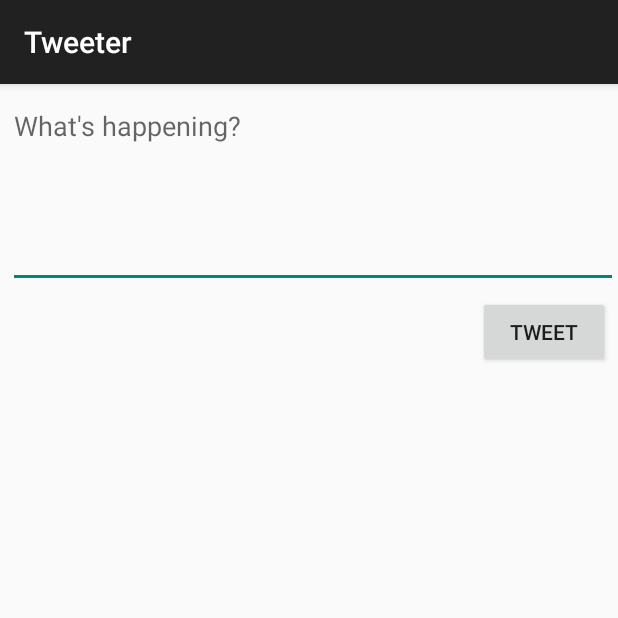
After one commit to debbievo/tweeter-android, an Android app: the ComposeActivity screen opened directly, with no data from a screen before it, on a phone screen of 412 x 824 dp, the top half of it. The commit adds this screen. Run offline under Robolectric (Android 15) with nearby library versions, the phone set to English and light mode, and no system bars; our stand-ins replace Room's generated code; libraries missing offline, so code that uses them is left out: com.codepath.asynchttpclient, com.facebook.stetho, org.parceler; 1 statement that could not run was skipped.

Commit message:
Can compose and post tweets now

```diff
--- a/app/build.gradle
+++ b/app/build.gradle
@@ -51,4 +51,6 @@ dependencies {
     implementation 'com.facebook.stetho:stetho:1.5.1'
     implementation 'androidx.recyclerview:recyclerview:1.0.0'
     implementation 'androidx.swiperefreshlayout:swiperefreshlayout:1.0.0'
+    implementation 'org.parceler:parceler-api:1.1.12'
+    annotationProcessor 'org.parceler:parceler:1.1.12'
 }
--- a/app/src/main/AndroidManifest.xml
+++ b/app/src/main/AndroidManifest.xml
@@ -13,7 +13,8 @@
         android:icon="@drawable/ic_launcher"
         android:label="@string/app_name"
         android:theme="@style/AppTheme">
-        <activity android:name=".TimelineActivity"></activity>
+        <activity android:name=".ComposeActivity"></activity>
+        <activity android:name=".TimelineActivity" />
         <activity
             android:name=".LoginActivity"
             android:label="@string/app_name"
--- /dev/null
+++ b/app/src/main/java/com/codepath/apps/restclienttemplate/ComposeActivity.java
@@ -0,0 +1,84 @@
+package com.codepath.apps.restclienttemplate;
+
+import android.content.Intent;
+import android.os.Bundle;
+import android.util.Log;
+import android.view.View;
+import android.widget.Button;
+import android.widget.EditText;
+import android.widget.Toast;
+
+import androidx.appcompat.app.AppCompatActivity;
+
+import com.codepath.apps.restclienttemplate.models.Tweet;
+import com.codepath.asynchttpclient.callback.JsonHttpResponseHandler;
+
+import org.json.JSONException;
+import org.parceler.Parcels;
+
+import okhttp3.Headers;
+
+public class ComposeActivity extends AppCompatActivity {
+
+    public static final String TAG = "ComposeActivity";
+    public static final int MAX_TWEET_LENGTH = 140;
+
+    EditText etCompose;
+    Button btnTweet;
+
+    TwitterClient client;
+
+    @Override
+    protected void onCreate(Bundle savedInstanceState) {
+        super.onCreate(savedInstanceState);
+        setContentView(R.layout.activity_compose);
+
+        client = TwitterApp.getRestClient(this);
+
+        etCompose = findViewById(R.id.etCompose);
+        btnTweet = findViewById(R.id.btnTweet);
+
+        // Set a click listener on the button
+        btnTweet.setOnClickListener(new View.OnClickListener() {
+            @Override
+            public void onClick(View v) {
+                final String tweetContent = etCompose.getText().toString();
+                // Look into Snackbar for better error handling
+                if(tweetContent.isEmpty()) {
+                    Toast.makeText(ComposeActivity.this, "Sorry, your tweet cannot be empty", Toast.LENGTH_LONG).show();
+                    return;
+                }
+                if(tweetContent.length() > MAX_TWEET_LENGTH) {
+                    Toast.makeText(ComposeActivity.this, "Sorry, your tweet is too long", Toast.LENGTH_LONG).show();
+                    return;
+                }
+                Toast.makeText(ComposeActivity.this, tweetContent, Toast.LENGTH_LONG).show();
+                // Make an API call to Twitter to publish the tweet
+                client.publishTweet(tweetContent, new JsonHttpResponseHandler() {
+                    @Override
+                    public void onSuccess(int statusCode, Headers headers, JSON json) {
+                        Log.i(TAG,"onSuccess to publish tweet");
+                        try {
+                            Tweet tweet = Tweet.fromJson(json.jsonObject);
+                            Log.i(TAG,"Published Tweet Says: " + tweet.body);
+                            Intent intent = new Intent();
+                            intent.putExtra("tweet", Parcels.wrap(tweet));
+                            //set result code and bundle data for response
+                            setResult(RESULT_OK, intent);
+                            //closes the activity, passes data to parent
+                            finish();
+                        } catch (JSONException e) {
+                            e.printStackTrace();
+                        }
+                    }
+
+                    @Override
+                    public void onFailure(int statusCode, Headers headers, String response, Throwable throwable) {
+                        Log.e(TAG, "onFailure to publish tweet", throwable);
+                    }
+                });
+            }
+        });
+
+    }
+}
--- a/app/src/main/java/com/codepath/apps/restclienttemplate/models/Tweet.java
+++ b/app/src/main/java/com/codepath/apps/restclienttemplate/models/Tweet.java
@@ -5,10 +5,12 @@ import com.codepath.apps.restclienttemplate.TimeFormatter;
 import org.json.JSONArray;
 import org.json.JSONException;
 import org.json.JSONObject;
+import org.parceler.Parcel;
 
 import java.util.ArrayList;
 import java.util.List;
 
+@Parcel
 public class Tweet {
 
     public String body;
@@ -16,6 +18,9 @@ public class Tweet {
     public String timestamp;
     public long id;
     public User user;
+
+    // empty constructor needed by Parceler library
+    public Tweet() {}
 
     public static Tweet fromJson(JSONObject jsonObject) throws JSONException {
         Tweet tweet = new Tweet();
--- a/app/src/main/java/com/codepath/apps/restclienttemplate/models/User.java
+++ b/app/src/main/java/com/codepath/apps/restclienttemplate/models/User.java
@@ -2,12 +2,17 @@ package com.codepath.apps.restclienttemplate.models;
 
 import org.json.JSONException;
 import org.json.JSONObject;
+import org.parceler.Parcel;
 
+@Parcel
 public class User {
 
     public String name;
     public String screenName;
     public String profileImgURL;
+
+    //empty constructor needed by Parceler library
+    public User() {}
 
     public static User fromJson (JSONObject jsonObject) throws JSONException {
 
--- /dev/null
+++ b/app/src/main/res/layout/activity_compose.xml
@@ -0,0 +1,31 @@
+<?xml version="1.0" encoding="utf-8"?>
+<RelativeLayout
+    xmlns:android="http://schemas.android.com/apk/res/android"
+    xmlns:app="http://schemas.android.com/apk/res-auto"
+    xmlns:tools="http://schemas.android.com/tools"
+    android:layout_width="match_parent"
+    android:layout_height="match_parent"
+    tools:context=".ComposeActivity">
+
+    <EditText
+        android:id="@+id/etCompose"
+        android:layout_width="match_parent"
+        android:layout_height="wrap_content"
+        android:layout_marginStart="5dp"
+        android:layout_marginTop="5dp"
+        android:ems="10"
+        android:gravity="start|top"
+        android:hint="What's happening?"
+        android:inputType="textMultiLine"
+        android:minLines="5" />
+
+    <Button
+        android:id="@+id/btnTweet"
+        android:layout_width="wrap_content"
+        android:layout_height="wrap_content"
+        android:layout_below="@+id/etCompose"
+        android:layout_alignParentEnd="true"
+        android:layout_marginTop="5dp"
+        android:layout_marginEnd="5dp"
+        android:text="@string/tweet" />
+</RelativeLayout>
--- a/app/src/main/res/values/strings.xml
+++ b/app/src/main/res/values/strings.xml
@@ -5,5 +5,6 @@
     <string name="login_label">Log in</string>
     <string name="intent_scheme">oauth</string>
     <string name="intent_host">cprest</string>
+    <string name="tweet">Tweet</string>
 
 </resources>
```
Also changed, not shown: app/src/main/java/com/codepath/apps/restclienttemplate/TimelineActivity.java (+41 -0 lines), app/src/main/java/com/codepath/apps/restclienttemplate/TwitterClient.java (+8 -0 lines), app/src/main/res/menu/menu_main.xml (added, +10 -0 lines).
